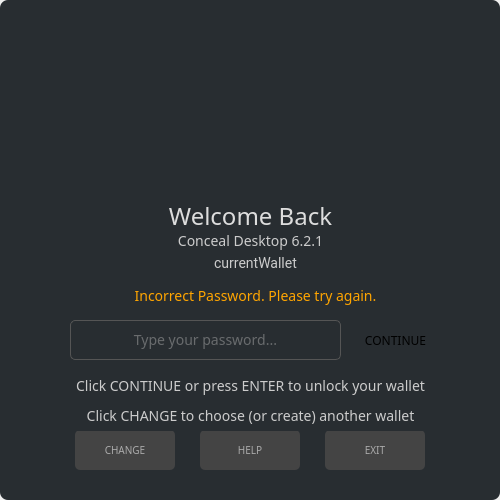
Before: the Qt Designer form src/gui/ui/mainpassworddialog.ui in ConcealNetwork/conceal-desktop, drawn with Qt 5.
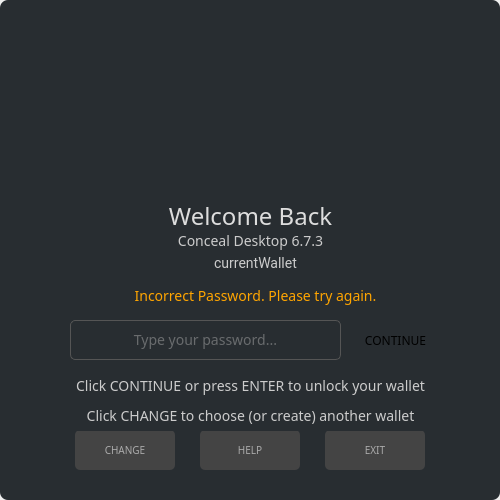
After: the same form once the commit is applied. Icons and pictures are not drawn.

```diff
--- a/src/gui/ui/mainpassworddialog.ui
+++ b/src/gui/ui/mainpassworddialog.ui
@@ -295,7 +295,7 @@
 font-size: 14px;</string>
       </property>
       <property name="text">
-       <string>Conceal Desktop 6.2.1</string>
+       <string>Conceal Desktop 6.7.3</string>
       </property>
       <property name="alignment">
        <set>Qt::AlignCenter</set>
```
